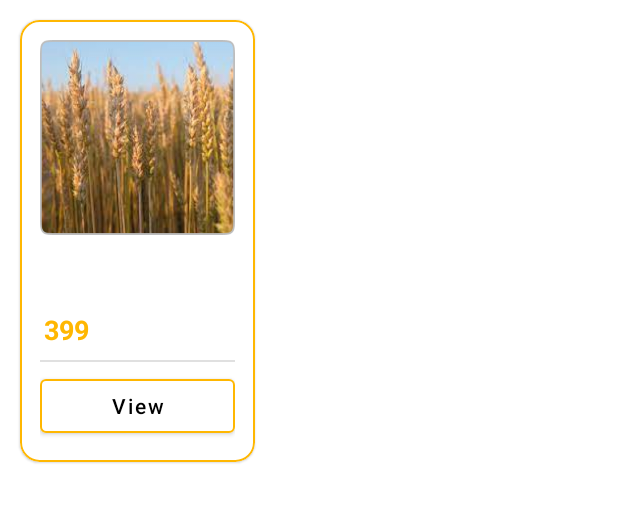
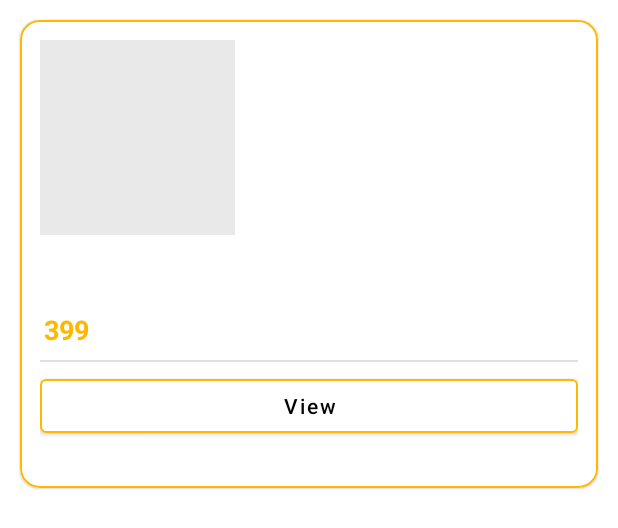
Before and after one commit to jayaprasad356/brandke_android, an Android app: the layout protuct_list.xml on its own in the app's theme, with its tools: preview values and no code run, on a phone screen of 412 x 824 dp. Shown: the top 528 px of the screen. Run offline under Robolectric (Android 15) with nearby library versions, the light colour scheme and no system bars; network calls fail.

Commit message:
product list scale

```diff
--- a/app/src/main/java/com/kapp/bharat/Adapter/ProductAdapter.java
+++ b/app/src/main/java/com/kapp/bharat/Adapter/ProductAdapter.java
@@ -55,7 +55,7 @@ public class ProductAdapter extends RecyclerView.Adapter<RecyclerView.ViewHolder
         final ExploreItemHolder holder = (ExploreItemHolder) holderParent;
         final Product product = products.get(position);
 
-        Glide.with(activity).load(product.getImage()).placeholder(R.drawable.product_img).into(holder.ImgProduct);
+        Glide.with(activity).load(product.getImage()).placeholder(R.drawable.cartempty).into(holder.ImgProduct);
         holder.tvName.setText(product.getProduct_name());
         holder.tvPrice.setText("₹ "+product.getPrice());
         holder.tvMeasurement.setText(product.getMeasurement()+product.getUnit());
--- a/app/src/main/res/layout/activity_filter_product.xml
+++ b/app/src/main/res/layout/activity_filter_product.xml
@@ -34,11 +34,11 @@
                 android:textSize="@dimen/_14sdp" />
         </RelativeLayout>
     </androidx.cardview.widget.CardView>
+
     <androidx.recyclerview.widget.RecyclerView
         android:id="@+id/productRecycleView"
-        android:layout_below="@+id/toolbar"
         android:layout_width="match_parent"
         android:layout_height="wrap_content"
-        />
+        android:layout_below="@+id/toolbar" />
 
 </RelativeLayout>
--- a/app/src/main/res/layout/activity_product_details.xml
+++ b/app/src/main/res/layout/activity_product_details.xml
@@ -52,7 +52,7 @@
           android:id="@+id/imgproduct"
           android:layout_width="match_parent"
           android:layout_height="@dimen/_160sdp"
-          android:src="@drawable/image"
+          android:src="@drawable/cartempty"
           android:layout_margin="@dimen/_20sdp"/>
 
       <LinearLayout
--- a/app/src/main/res/layout/protuct_list.xml
+++ b/app/src/main/res/layout/protuct_list.xml
@@ -1,19 +1,23 @@
 <?xml version="1.0" encoding="utf-8"?>
-<RelativeLayout xmlns:android="http://schemas.android.com/apk/res/android"
+<LinearLayout xmlns:android="http://schemas.android.com/apk/res/android"
     xmlns:app="http://schemas.android.com/apk/res-auto"
     xmlns:tools="http://schemas.android.com/tools"
     android:layout_width="match_parent"
     android:layout_height="wrap_content"
-    tools:context=".LoginActivity">
+    tools:context=".LoginActivity"
+    android:weightSum="2"
+    >
 
 
     <com.google.android.material.card.MaterialCardView
-        android:layout_width="wrap_content"
-        android:layout_height="wrap_content"
+
+        android:layout_width="match_parent"
+        android:layout_height="@dimen/_240sdp"
         app:strokeColor="@color/Primary_yellow"
         app:strokeWidth="@dimen/_1sdp"
         app:cardCornerRadius="@dimen/_10sdp"
         android:layout_margin="@dimen/_10sdp"
+        android:layout_weight="1"
         >
 
 
@@ -29,7 +33,8 @@
                 android:id="@+id/ImgProduct"
                 android:layout_width="@dimen/_100sdp"
                 android:layout_height="@dimen/_100sdp"
-                android:background="@drawable/product_img"
+                android:background="#EAE9E9"
+                android:scaleType="fitXY"
                 />
 
 
@@ -131,4 +136,4 @@
 
 
     </com.google.android.material.card.MaterialCardView>
-</RelativeLayout>
+</LinearLayout>
```
